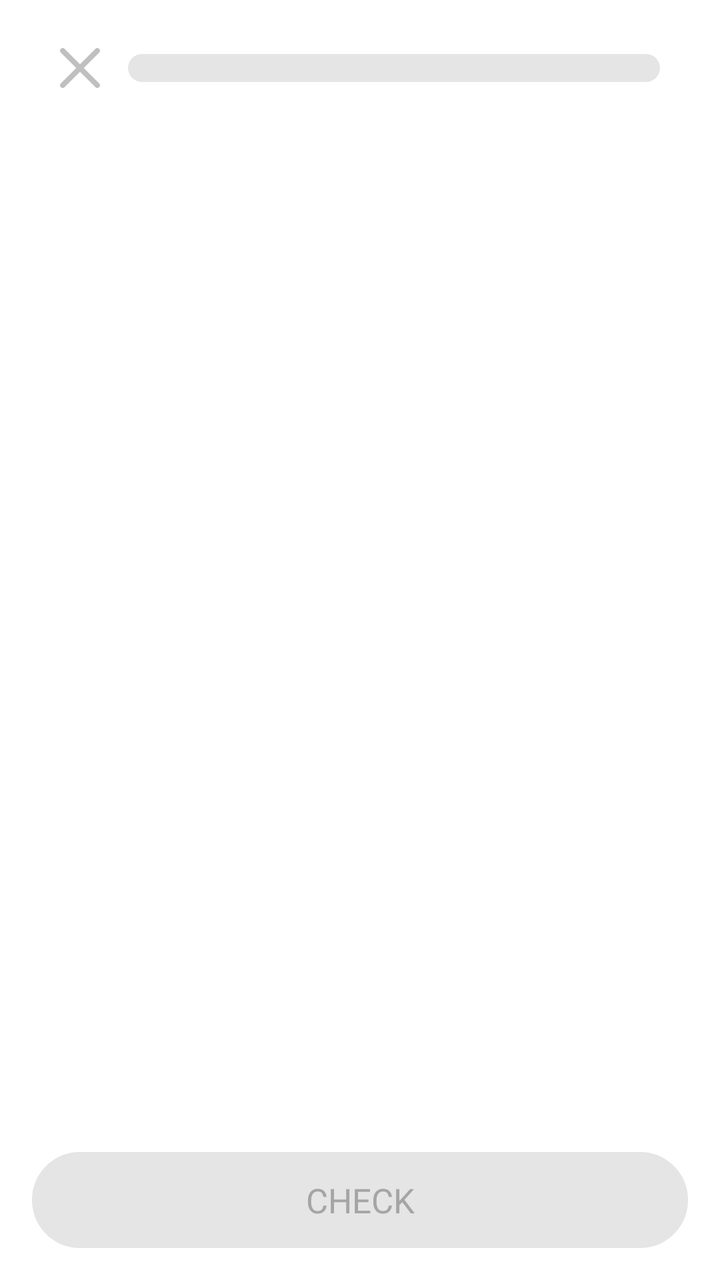
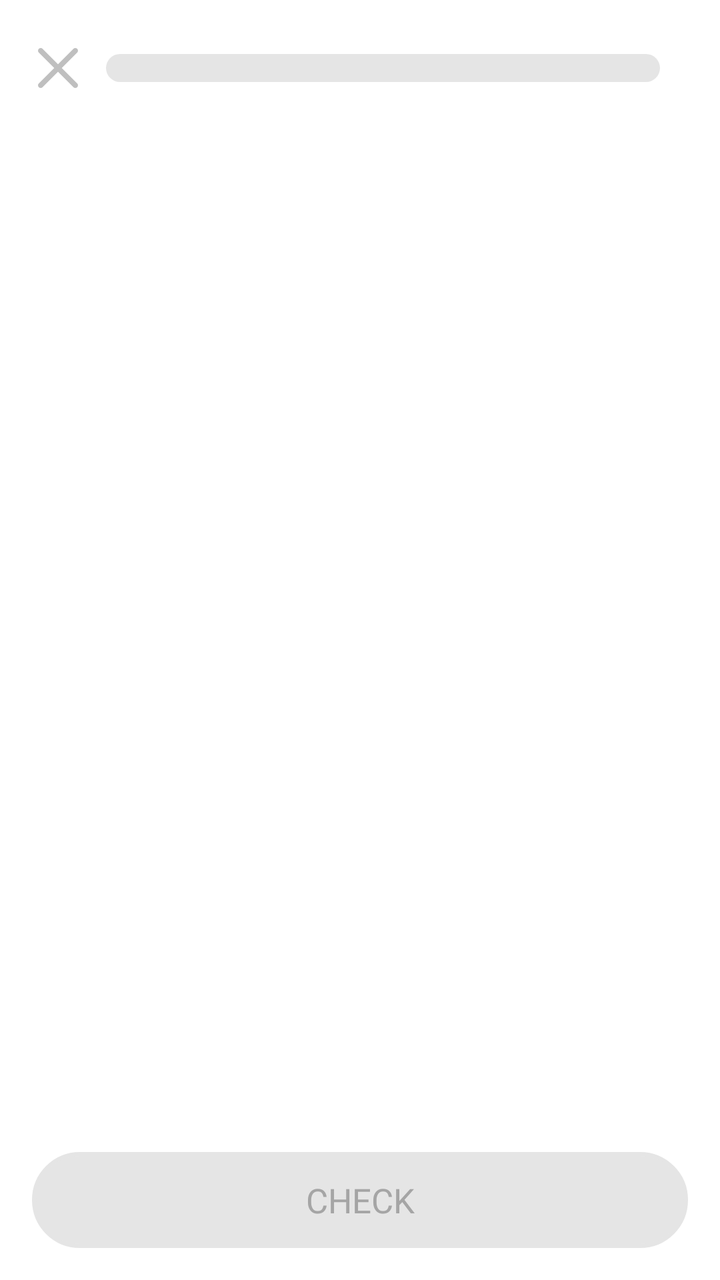

Before-and-after screenshots of an Android layout around one commit, followed by the original layout XML and the change that was made.
<!-- AndroidManifest.xml: application theme Theme.Tetragon -->
<!-- res/layout/activity_math6_grade_question.xml -->
<?xml version="1.0" encoding="utf-8"?>
<androidx.constraintlayout.widget.ConstraintLayout xmlns:android="http://schemas.android.com/apk/res/android"
    xmlns:app="http://schemas.android.com/apk/res-auto"
    xmlns:tools="http://schemas.android.com/tools"
    android:id="@+id/main"
    android:layout_width="match_parent"
    android:layout_height="match_parent"
    android:background="@color/white"
    android:fitsSystemWindows="true"
    tools:context=".questions.questionMathSixthGrade.Math6GradeQuestionActivity">

    <LinearLayout
        android:id="@+id/internetConnection"
        android:layout_width="match_parent"
        android:layout_height="wrap_content"
        android:orientation="horizontal"
        android:gravity="center"
        android:padding="10dp"
        android:background="@color/gray_3"
        android:visibility="gone"
        app:layout_constraintTop_toTopOf="parent"
        app:layout_constraintStart_toStartOf="parent"
        app:layout_constraintEnd_toEndOf="parent">

        <ImageView
            android:layout_width="20dp"
            android:layout_height="20dp"
            android:src="@drawable/internet_lost"
            android:layout_marginEnd="10dp" />

        <TextView
            android:layout_width="wrap_content"
            android:layout_height="wrap_content"
            android:text="@string/you_are_offline"
            android:textColor="@color/black_3"
            android:fontFamily="@font/inter_semibold"
            android:textSize="14sp"/>
    </LinearLayout>

    <LinearLayout
        android:id="@+id/offlineContainer"
        android:layout_width="0dp"
        android:layout_height="0dp"
        android:gravity="center"
        android:orientation="vertical"
        android:padding="16dp"
        android:visibility="gone"
        app:layout_constraintBottom_toBottomOf="@+id/stateContainer"
        app:layout_constraintEnd_toEndOf="parent"
        app:layout_constraintStart_toStartOf="parent"
        app:layout_constraintTop_toBottomOf="@id/internetConnection">

        <app.rive.runtime.kotlin.RiveAnimationView
            android:id="@+id/internet_mr_square"
            android:layout_width="260dp"
            android:layout_height="180dp"
            app:riveAutoPlay="true"
            app:riveResource="@raw/no_internet_mr_square"
            app:riveStateMachine="State Machine 1" />

        <TextView
            android:id="@+id/offlineTitle"
            android:layout_width="wrap_content"
            android:layout_height="wrap_content"
            android:layout_marginTop="8dp"
            android:fontFamily="@font/inter_semibold"
            android:text="App is currently unavailable."
            android:textColor="@color/black_3"
            android:textSize="18sp" />

        <TextView
            android:id="@+id/offlineSubtitle"
            android:layout_width="wrap_content"
            android:layout_height="wrap_content"
            android:layout_marginTop="4dp"
            android:fontFamily="@font/inter_medium"
            android:gravity="center"
            android:text="Check your connection or try again later!"
            android:textAlignment="center"
            android:textColor="@color/gray_1"
            android:textSize="14sp" />
    </LinearLayout>

    <androidx.constraintlayout.widget.ConstraintLayout
        android:id="@+id/topBarContainer"
        android:layout_width="match_parent"
        android:layout_height="wrap_content"
        android:paddingStart="16dp"
        android:paddingTop="10dp"
        android:paddingEnd="16dp"
        app:layout_constraintEnd_toEndOf="parent"
        app:layout_constraintStart_toStartOf="parent"
        app:layout_constraintTop_toTopOf="parent">

        <ImageView
            android:id="@+id/exit_btn"
            android:layout_width="48dp"
            android:layout_height="48dp"
            android:padding="14dp"
            android:src="@drawable/exit_btn"
            app:layout_constraintBottom_toBottomOf="parent"
            app:layout_constraintStart_toStartOf="parent"
            app:layout_constraintTop_toTopOf="parent" />

        <ProgressBar
            android:id="@+id/progressBar"
            style="?android:attr/progressBarStyleHorizontal"
            android:layout_width="0dp"
            android:layout_height="14dp"
            android:layout_marginEnd="14dp"
            android:indeterminate="false"
            android:max="10"
            android:progressDrawable="@drawable/custom_progress_bar"
            app:layout_constraintBottom_toBottomOf="parent"
            app:layout_constraintEnd_toEndOf="parent"
            app:layout_constraintStart_toEndOf="@+id/exit_btn"
            app:layout_constraintTop_toTopOf="parent"
            tools:progress="3" />
    </androidx.constraintlayout.widget.ConstraintLayout>

    <FrameLayout
        android:id="@+id/questionFragmentContainer"
        android:layout_width="0dp"
        android:layout_height="0dp"
        app:layout_constraintBottom_toTopOf="@+id/btnBackground"
        app:layout_constraintEnd_toEndOf="parent"
        app:layout_constraintStart_toStartOf="parent"
        app:layout_constraintTop_toBottomOf="@+id/topBarContainer" />

    <FrameLayout
        android:id="@+id/stateContainer"
        android:layout_width="match_parent"
        android:layout_height="wrap_content"
        android:background="@color/green_3"
        android:visibility="invisible"
        app:layout_constraintBottom_toTopOf="@+id/btnBackground"
        app:layout_constraintEnd_toEndOf="parent"
        app:layout_constraintStart_toStartOf="parent">

        <androidx.constraintlayout.widget.ConstraintLayout
            android:layout_width="match_parent"
            android:layout_height="match_parent"
            android:padding="16dp">

            <LinearLayout
                android:layout_width="wrap_content"
                android:layout_height="wrap_content"
                android:gravity="center"
                android:orientation="horizontal"
                app:layout_constraintStart_toStartOf="parent"
                app:layout_constraintTop_toTopOf="parent">

                <ImageView
                    android:id="@+id/circleState"
                    android:layout_width="36dp"
                    android:layout_height="36dp"
                    android:src="@drawable/correct_tick_icon" />

                <LinearLayout
                    android:layout_width="wrap_content"
                    android:layout_height="wrap_content"
                    android:orientation="vertical"
                    android:layout_marginStart="10dp">

                    <TextView
                        android:id="@+id/stateAnswer"
                        android:layout_width="wrap_content"
                        android:layout_height="wrap_content"
                        android:fontFamily="@font/inter_semibold"
                        android:text="Correct!"
                        android:textColor="@color/text_color"
                        android:textSize="18sp" />

                    <TextView
                        android:id="@+id/answer"
                        android:layout_width="wrap_content"
                        android:layout_height="wrap_content"
                        android:fontFamily="@font/inter_semibold"
                        android:text="Answer: 0"
                        android:textColor="@color/text_color"
                        android:textSize="14sp"
                        android:visibility="gone" />
                </LinearLayout>
            </LinearLayout>
        </androidx.constraintlayout.widget.ConstraintLayout>
    </FrameLayout>

    <androidx.constraintlayout.widget.ConstraintLayout
        android:id="@+id/btnBackground"
        android:layout_width="match_parent"
        android:layout_height="wrap_content"
        android:paddingStart="16dp"
        android:paddingEnd="16dp"
        android:paddingBottom="16dp"
        android:background="@color/white"
        app:layout_constraintBottom_toBottomOf="parent"
        app:layout_constraintEnd_toEndOf="parent"
        app:layout_constraintStart_toStartOf="parent">

        <FrameLayout
            android:id="@+id/check_btn_container"
            android:layout_width="0dp"
            android:layout_height="wrap_content"
            android:clipChildren="false"
            android:clipToPadding="false"
            android:paddingBottom="5dp"
            app:layout_constraintBottom_toBottomOf="parent"
            app:layout_constraintEnd_toEndOf="parent"
            app:layout_constraintStart_toStartOf="parent">

            <FrameLayout
                android:id="@+id/check_enabled_btn_container"
                android:layout_width="match_parent"
                android:layout_height="wrap_content"
                android:visibility="invisible">
                <View
                    android:id="@+id/check_enabled_button_background"
                    android:layout_width="match_parent"
                    android:layout_height="48dp"
                    android:background="@drawable/custom_button"
                    android:backgroundTint="@color/blue_1"
                    android:translationY="5dp" />
                <Button
                    android:id="@+id/check_enabled_btn"
                    android:layout_width="match_parent"
                    android:layout_height="48dp"
                    android:background="@drawable/custom_button"
                    android:fontFamily="@font/inter_semibold"
                    android:stateListAnimator="@drawable/button_animator"
                    android:text="@string/check"
                    android:textColor="@color/white"
                    android:textSize="17sp"
                    app:backgroundTint="@color/blue_2" />
            </FrameLayout>

            <FrameLayout
                android:id="@+id/check_disabled_btn_container"
                android:layout_width="match_parent"
                android:layout_height="wrap_content"
                android:visibility="visible">
                <View
                    android:layout_width="match_parent"
                    android:layout_height="48dp"
                    android:background="@drawable/custom_button"
                    android:backgroundTint="@color/gray_2"
                    android:translationY="5dp" />
                <TextView
                    android:id="@+id/check_disabled_btn"
                    android:layout_width="match_parent"
                    android:layout_height="48dp"
                    android:fontFamily="@font/inter_semibold"
                    android:gravity="center"
                    android:text="@string/check"
                    android:textColor="@color/gray_1"
                    android:textSize="17sp"
                    android:translationY="5dp" />
            </FrameLayout>
        </FrameLayout>

        <FrameLayout
            android:id="@+id/see_btn_container"
            android:layout_width="0dp"
            android:layout_height="wrap_content"
            android:layout_marginBottom="8dp"
            android:clipChildren="false"
            android:clipToPadding="false"
            android:paddingBottom="5dp"
            android:visibility="gone"
            app:layout_constraintBottom_toTopOf="@+id/check_btn_container"
            app:layout_constraintEnd_toEndOf="parent"
            app:layout_constraintStart_toStartOf="parent">

            <FrameLayout
                android:id="@+id/see_enabled_btn_container"
                android:layout_width="match_parent"
                android:layout_height="wrap_content">
                <View
                    android:id="@+id/see_enabled_button_background"
                    android:layout_width="match_parent"
                    android:layout_height="48dp"
                    android:background="@drawable/custom_button"
                    android:backgroundTint="@color/gray_2"
                    android:translationY="5dp" />
                <Button
                    android:id="@+id/see_enabled_btn"
                    android:layout_width="match_parent"
                    android:layout_height="48dp"
                    android:background="@drawable/custom_button"
                    android:fontFamily="@font/inter_semibold"
                    android:stateListAnimator="@drawable/button_animator"
                    android:text="SEE SOLUTION"
                    android:textColor="@color/text_color"
                    android:textSize="17sp"
                    app:backgroundTint="@color/gray_3" />
            </FrameLayout>
        </FrameLayout>
    </androidx.constraintlayout.widget.ConstraintLayout>

    <app.rive.runtime.kotlin.RiveAnimationView
        android:id="@+id/correct_mr_square"
        android:layout_width="170dp"
        android:layout_height="120dp"
        android:visibility="invisible"
        app:layout_constraintBottom_toTopOf="@+id/stateContainer"
        app:layout_constraintEnd_toEndOf="parent"
        app:riveAutoPlay="false"
        app:riveResource="@raw/mr_square_correct"
        app:riveStateMachine="State Machine 1" />

</androidx.constraintlayout.widget.ConstraintLayout>
<!-- resources referenced by this layout -->
<resources>
  <color name="black_3">#4d4d4d</color>
  <color name="blue_1">#0d9ffb</color>
  <color name="blue_2">#11C7FF</color>
  <color name="gray_1">#A5A5A5</color>
  <color name="gray_2">#E5E5E5</color>
  <color name="gray_3">#FAFAFA</color>
  <color name="green_3">#9FFFEC</color>
  <color name="text_color">#64748b</color>
  <color name="white">#FFFFFFFF</color>
  <!-- drawable button_animator (drawable) -->
  <?xml version="1.0" encoding="utf-8"?>
  <selector xmlns:android="http://schemas.android.com/apk/res/android">
  
      
      <item android:state_pressed="true">
          <objectAnimator
              android:propertyName="translationY"
              android:valueTo="5dp"
              android:duration="0" />
      </item>
  
      
      <item>
          <objectAnimator
              android:propertyName="translationY"
              android:valueTo="0dp"
              android:duration="0" />
      </item>
  
  </selector>
  <!-- drawable correct_tick_icon (drawable) -->
  <vector xmlns:android="http://schemas.android.com/apk/res/android"
      android:width="101.03dp"
      android:height="101.03dp"
      android:viewportWidth="101.03"
      android:viewportHeight="101.03">
    <path
        android:pathData="M50.52,50.52m-50.52,0a50.52,50.52 0,1 1,101.04 0a50.52,50.52 0,1 1,-101.04 0"
        android:fillColor="#31f1be"/>
    <path
        android:pathData="M27.51,49.88l14.75,14.75l28.22,-28.23"
        android:strokeLineJoin="round"
        android:strokeWidth="15"
        android:fillColor="#00000000"
        android:strokeColor="#fff"
        android:strokeLineCap="round"/>
  </vector>
  <!-- drawable custom_button (drawable) -->
  <?xml version="1.0" encoding="utf-8"?>
  <shape xmlns:android="http://schemas.android.com/apk/res/android"
      android:shape="rectangle">
      <solid android:color="#ffffff"/>
      <stroke android:color="#e5e5e5"
          android:width="2dp"/>
      <corners android:radius="100dp"/>
  </shape>
  <!-- drawable custom_progress_bar (drawable) -->
  <?xml version="1.0" encoding="utf-8"?>
  <layer-list xmlns:android="http://schemas.android.com/apk/res/android">
  
      
      <item android:id="@android:id/background">
          <shape android:shape="rectangle">
              <corners android:radius="50dp"/>
              <solid android:color="@color/gray_2"/>
          </shape>
      </item>
  
      
      <item android:id="@android:id/progress">
          <scale
              android:useLevel="true"
              android:scaleWidth="100%"
              android:gravity="start">
  
              <shape android:shape="rectangle">
                  <corners android:radius="50dp"/>
                  <solid android:color="@color/blue_2"/>
              </shape>
  
          </scale>
      </item>
  
  </layer-list>
  <!-- drawable exit_btn (drawable) -->
  <vector xmlns:android="http://schemas.android.com/apk/res/android"
      android:width="25.41dp"
      android:height="25.4dp"
      android:viewportWidth="25.41"
      android:viewportHeight="25.4">
    <path
        android:pathData="M24.91,22.49c0.66,0.67 0.66,1.75 0,2.41s-1.75,0.66 -2.41,0l-9.79,-9.79L2.91,24.9c-0.66,0.66 -1.74,0.66 -2.41,0 -0.33,-0.33 -0.5,-0.76 -0.5,-1.2s0.17,-0.88 0.5,-1.21l9.8,-9.79L0.5,2.9C-0.16,2.24 -0.16,1.16 0.5,0.5c0.34,-0.33 0.77,-0.5 1.21,-0.5s0.87,0.17 1.2,0.5l9.8,9.79L22.5,0.5c0.66,-0.66 1.75,-0.66 2.41,0s0.66,1.74 0,2.4l-9.8,9.8 9.8,9.79Z"
        android:fillColor="#bfbfbf"/>
  </vector>
  <string name="check">CHECK</string>
  <string name="you_are_offline">YOU ARE OFFLINE</string>
  <style name="Theme.Tetragon" parent="Base.Theme.Tetragon" />
  <style name="Base.Theme.Tetragon" parent="Theme.Material3.DayNight.NoActionBar">
          <item name="android:statusBarColor">@color/white</item>
          <item name="android:navigationBarColor">@color/white</item>
          <item name="android:windowLightStatusBar">true</item>
  
          <item name="android:windowBackground">@color/white</item>
          <item name="android:colorBackground">@color/white</item>
  
          <item name="android:windowIsTranslucent">false</item>
      </style>
  <!-- unchanged entries left out for length: 1 -->
</resources>

<!-- the commit's change to res/layout/activity_math6_grade_question.xml (unified diff, before → after) -->
@@ -85,7 +85,7 @@
         android:id="@+id/topBarContainer"
         android:layout_width="match_parent"
         android:layout_height="wrap_content"
-        android:paddingStart="16dp"
+        android:paddingStart="5dp"
         android:paddingTop="10dp"
         android:paddingEnd="16dp"
         app:layout_constraintEnd_toEndOf="parent"
